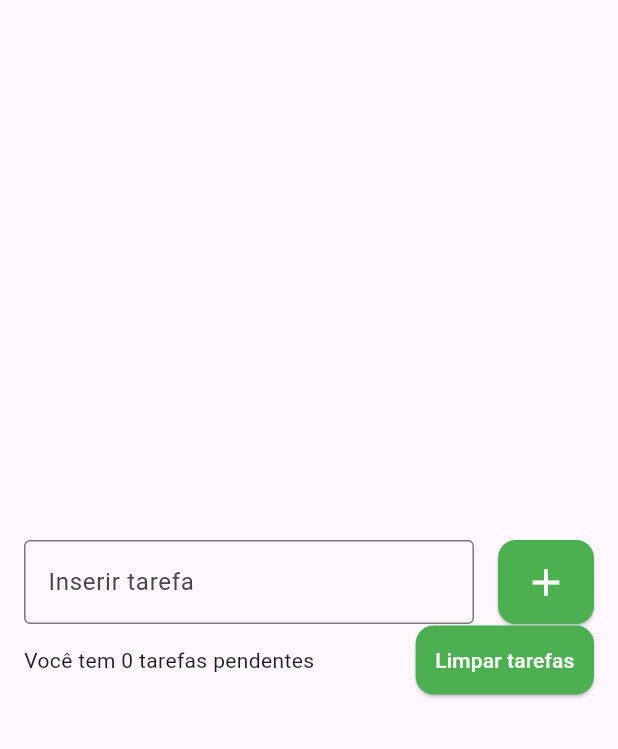
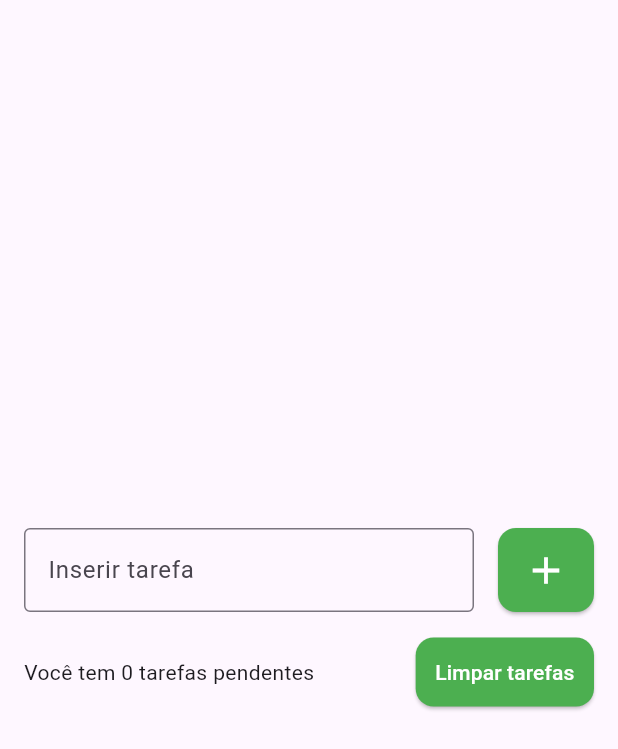
Before and after one commit to DemetriusMassard/lista_tarefas, a Flutter app: the screen it shows after launch, after a tap on the "add" icon, after a tap on "Limpar tarefas", on a phone screen of 412 x 824 dp. Shown: the top 749 px of the screen. Run offline on Flutter 3.47's test engine with Material 3 defaults, Android fonts, the phone set to English and light mode, and no system bars.

Commit message:
chore(upgrade): Flutter Upgraded to last version

```diff
--- a/lib/app/home/todo_list_page.dart
+++ b/lib/app/home/todo_list_page.dart
@@ -32,7 +32,10 @@ class _TodoListPageState extends State<TodoListPage> {
                     _buildAddTaskButton(),
                   ],
                 ),
-                _buildListViewTasks(),
+                Padding(
+                  padding: EdgeInsets.all(8),
+                  child: _buildListViewTasks(),
+                ),
                 Row(children: [
                   _buildLabelPendingTasks(),
                   _buildClearTasksButton()
--- a/lib/widgets/todo_list_item.dart
+++ b/lib/widgets/todo_list_item.dart
@@ -1,5 +1,6 @@
 import 'package:flutter/material.dart';
 import 'package:lista_tarefas/models/task.dart';
+import 'package:intl/intl.dart';
 
 class TodoListItem extends StatelessWidget {
   const TodoListItem({required this.task, super.key});
@@ -19,7 +20,7 @@ class TodoListItem extends StatelessWidget {
         crossAxisAlignment: CrossAxisAlignment.start,
         children: [
           Text(
-            task.inclusionDate.toString(),
+            DateFormat(),
             style: TextStyle(
               fontSize: 12,
             ),
--- a/pubspec.yaml
+++ b/pubspec.yaml
@@ -46,6 +46,7 @@ dev_dependencies:
   # package. See that file for information about deactivating specific lint
   # rules and activating additional ones.
   flutter_lints: ^4.0.0
+  intl: ^0.20.2
 
 # For information on the generic Dart part of this file, see the
 # following page: https://dart.dev/tools/pub/pubspec
```
Also changed, not shown: pubspec.lock.
